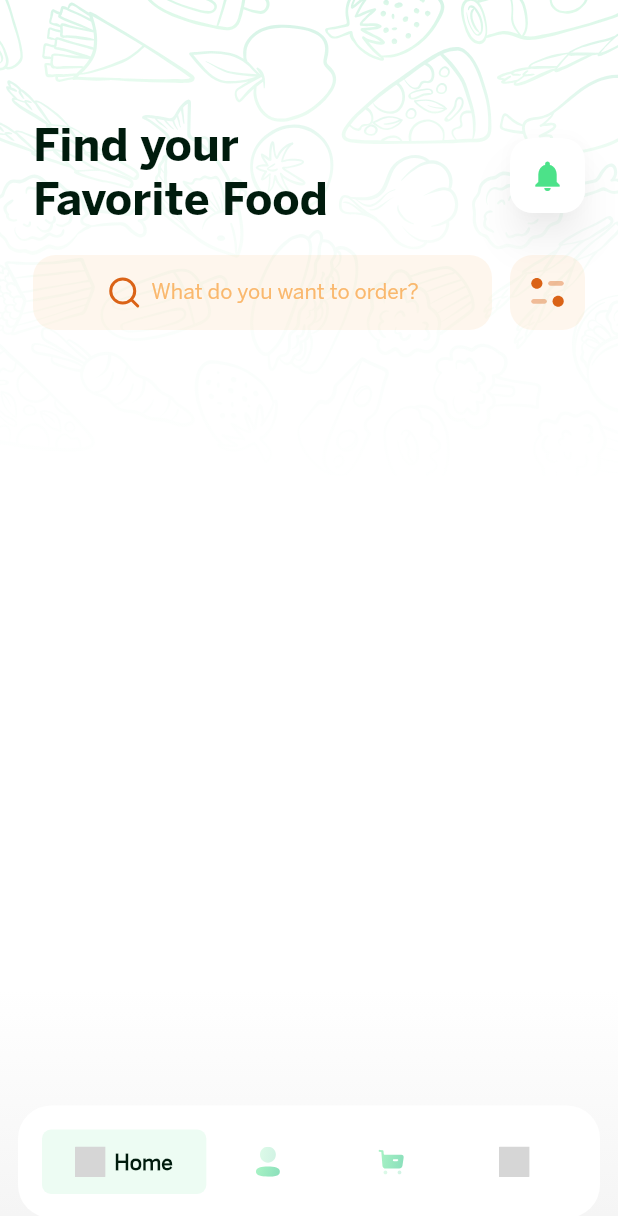
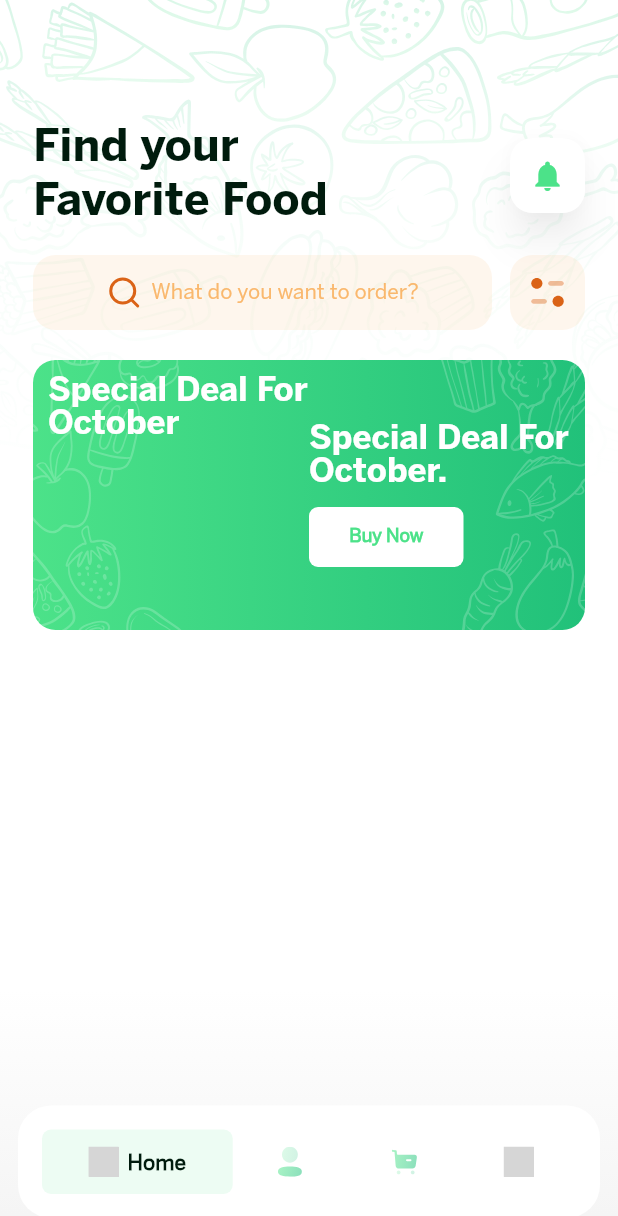
Before and after one commit to WorkWithAfridi/FoodNinja-Flutter_FoodOrderingAndDeliveryApp, a Flutter app: the Homeframe screen opened directly, on a phone screen of 412 x 824 dp. Shown: the top 1216 px of the screen. Run offline on Flutter 3.47's test engine with Material 2 defaults, Android fonts, the phone set to English and light mode, and no system bars; our stand-ins replace bloc, equatable, flutter_bloc, flutter_svg, page_transition; grey boxes are pictures that could not be loaded.

Commit message:
homepage wip

```diff
--- a/lib/app/components/assets.dart
+++ b/lib/app/components/assets.dart
@@ -3,7 +3,8 @@ class AppAssets {
   static const String basePng = 'assets/pngs';
 
   static const String appLogoSvg = '$baseSvg/app_logo.svg';
-  static const String lightBackgroundPatternSvg = '$baseSvg/light_background_pattern.svg';
+  static const String bgOneSvg = '$baseSvg/background_pattern_one.svg';
+  static const String bgTwoSvg = '$baseSvg/background_pattern_two.svg';
   static const String introOneSvg = '$baseSvg/intro_one.svg';
   static const String introTwoSvg = '$baseSvg/intro_two.svg';
   static const String googleSvg = '$baseSvg/google.svg';
--- a/lib/app/screens/homeframe/homeframe.dart
+++ b/lib/app/screens/homeframe/homeframe.dart
@@ -124,6 +124,108 @@ class Homeframe extends StatelessWidget {
                     ),
                   ],
                 ),
+                const SizedBox(
+                  height: 20,
+                ),
+                Container(
+                  height: 180,
+                  width: double.maxFinite,
+                  decoration: BoxDecoration(
+                    gradient: const LinearGradient(
+                      colors: [
+                        AppColors.greenLight,
+                        AppColors.greenDark,
+                      ],
+                    ),
+                    borderRadius: BorderRadius.circular(
+                      AppDimentions().borderRadius,
+                    ),
+                  ),
+                  child: Stack(
+                    children: [
+                      SizedBox(
+                        width: double.maxFinite,
+                        height: double.maxFinite,
+                        child: SvgPicture.asset(
+                          AppAssets.bgTwoSvg,
+                          fit: BoxFit.cover,
+                        ),
+                      ),
+                      Container(
+                        padding: const EdgeInsets.all(10),
+                        width: double.maxFinite,
+                        child: Row(
+                          children: [
+                            Flexible(
+                              child: SizedBox(
+                                width: double.infinity,
+                                child: Column(
+                                  crossAxisAlignment: CrossAxisAlignment.start,
+                                  children: [
+                                    BontonText(
+                                      title: 'Special Deal For',
+                                      fontSize: 22,
+                                      isBold: true,
+                                      textColor: Colors.white,
+                                    ),
+                                    BontonText(
+                                      title: 'October',
+                                      fontSize: 22,
+                                      isBold: true,
+                                      textColor: Colors.white,
+                                    ),
+                                  ],
+                                ),
+                              ),
+                            ),
+                            Flexible(
+                              child: SizedBox(
+                                width: double.infinity,
+                                child: Column(
+                                  mainAxisAlignment: MainAxisAlignment.center,
+                                  crossAxisAlignment: CrossAxisAlignment.start,
+                                  children: [
+                                    BontonText(
+                                      title: 'Special Deal For October.',
+                                      fontSize: 22,
+                                      isBold: true,
+                                      textColor: Colors.white,
+                                    ),
+                                    const SizedBox(
+                                      height: 12,
+                                    ),
+                                    GestureDetector(
+                                      onTap: () {
+                                        // callBackFunction();
+                                      },
+                                      child: Container(
+                                        // width: MediaQuery.of(context).size.width,
+                                        height: 40,
+                                        width: AppDimentions().getWidth(context) / 4,
+                                        decoration: BoxDecoration(
+                                          borderRadius: BorderRadius.circular(6),
+                                          color: Colors.white,
+                                        ),
+
+                                        alignment: Alignment.center,
+                                        child: BontonText(
+                                          title: 'Buy Now',
+                                          fontSize: 12,
+                                          fontWeight: FontWeight.w600,
+                                          textColor: AppColors.greenLight,
+                                        ),
+                                      ),
+                                    ),
+                                  ],
+                                ),
+                              ),
+                            ),
+                          ],
+                        ),
+                      ),
+                    ],
+                  ),
+                )
               ],
             ),
           ),
@@ -195,7 +297,7 @@ class BottomNavIcon extends StatelessWidget {
     return BlocBuilder<HomepageCubit, HomepageState>(
       builder: (context, state) {
         return Flexible(
-          flex: state.selectedPage == index ? 4 : 3,
+          flex: state.selectedPage == index ? 5 : 3,
           child: GestureDetector(
             onTap: () {
               context.read<HomepageCubit>().changeHomepage(index);
--- a/lib/app/screens/login/login_screen.dart
+++ b/lib/app/screens/login/login_screen.dart
@@ -25,8 +25,8 @@ class LoginScreen extends StatelessWidget {
             SizedBox(
               height: AppDimentions().getHeight(context),
               width: AppDimentions().getWidth(context),
+              child: SingleChildScrollView(
                 child: Column(
-                mainAxisAlignment: MainAxisAlignment.spaceEvenly,
                   children: [
                     Column(
                       children: [
@@ -73,10 +73,16 @@ class LoginScreen extends StatelessWidget {
                         ),
                       ],
                     ),
+                    const SizedBox(
+                      height: 20,
+                    ),
                     BontonText(
                       title: 'Login to your account',
                       fontSize: 20,
                       isBold: true,
+                    ),
+                    const SizedBox(
+                      height: 20,
                     ),
                     Column(
                       children: [
@@ -105,10 +111,16 @@ class LoginScreen extends StatelessWidget {
                         ),
                       ],
                     ),
+                    const SizedBox(
+                      height: 20,
+                    ),
                     BontonText(
                       title: 'Or continue with',
                       fontWeight: FontWeight.bold,
                       fontSize: 14,
+                    ),
+                    const SizedBox(
+                      height: 20,
                     ),
                     Padding(
                       padding: const EdgeInsets.symmetric(horizontal: 22),
@@ -191,6 +203,9 @@ class LoginScreen extends StatelessWidget {
                         ],
                       ),
                     ),
+                    const SizedBox(
+                      height: 20,
+                    ),
                     ShaderMask(
                       shaderCallback: (Rect bounds) {
                         return const LinearGradient(
@@ -213,6 +228,9 @@ class LoginScreen extends StatelessWidget {
                         ),
                       ),
                     ),
+                    const SizedBox(
+                      height: 20,
+                    ),
                     SizedBox(
                       width: AppDimentions().getWidth(context) / 2,
                       child: CustomButton(
@@ -226,9 +244,10 @@ class LoginScreen extends StatelessWidget {
                       ),
                     ),
                     const SizedBox(
-                    height: 5,
+                      height: 30,
                     ),
                   ],
+                ),
               ),
             ),
           ],
--- a/lib/app/widgets/decorated_background_one.dart
+++ b/lib/app/widgets/decorated_background_one.dart
@@ -21,7 +21,7 @@ class DecoratedBackgroundOne extends StatelessWidget {
           SizedBox(
             width: double.maxFinite,
             child: SvgPicture.asset(
-              AppAssets.lightBackgroundPatternSvg,
+              AppAssets.bgOneSvg,
               fit: BoxFit.cover,
             ),
           ),
```
Also changed, not shown: assets/svgs/background_pattern_one.svg (renamed from assets/svgs/light_background_pattern.svg), assets/svgs/background_pattern_two.svg (added). Lines whose indentation alone changed are shown as unchanged.
